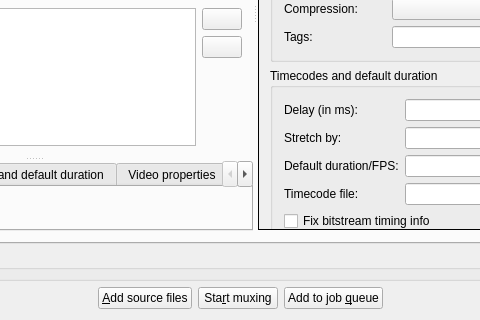
Qt form src/mkvtoolnix-gui/forms/merge/tab.ui (jpsdr/MKVToolnix-Windows-7) before a commit; both pictures show x 209 to 689 and y 254 to 574 of the 898 by 574 pixel window.
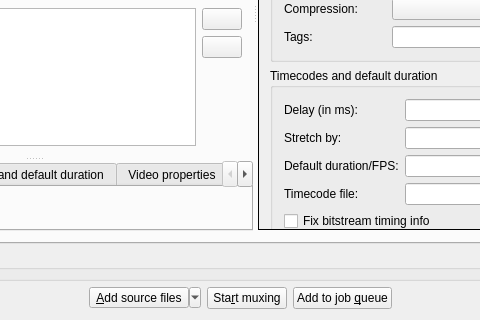
The same form after that commit. Icons and pictures are not drawn. Custom widgets are drawn as their Qt base class.

Commit message:
GUI: merge: add menu to "add source files" button
This optional menu contains the same "add files", "append files", "add
files as additional parts" actions that are also present in the
right-click context menu. However, due to an arrow being painted on the
button this should be easier to discover for new or inexperienced users.

What changed in the file:
```diff
--- a/src/mkvtoolnix-gui/forms/merge/tab.ui
+++ b/src/mkvtoolnix-gui/forms/merge/tab.ui
@@ -1572,7 +1572,7 @@
       </spacer>
      </item>
      <item>
-      <widget class="QPushButton" name="addFiles">
+      <widget class="QToolButton" name="addFiles">
        <property name="text">
         <string>&amp;Add source files</string>
        </property>
@@ -1580,6 +1580,15 @@
         <iconset resource="../../qt_resources.qrc">
          <normaloff>:/icons/16x16/list-add.png</normaloff>:/icons/16x16/list-add.png</iconset>
        </property>
+       <property name="popupMode">
+        <enum>QToolButton::MenuButtonPopup</enum>
+       </property>
+       <property name="toolButtonStyle">
+        <enum>Qt::ToolButtonTextBesideIcon</enum>
+       </property>
+       <property name="arrowType">
+        <enum>Qt::NoArrow</enum>
+       </property>
       </widget>
      </item>
      <item>
```
The commit also changes 4 other files.
